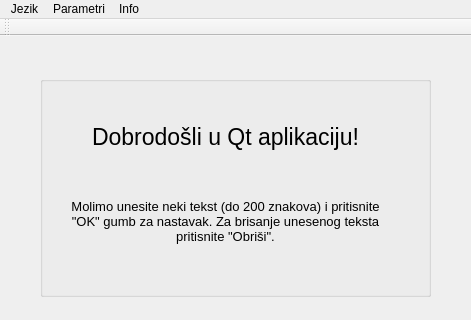
This is QtMainWindowApp/mainwindow.ui in DamiaNova/PraksaLjeto2018 as Qt 5 draws it before an edit; both pictures show x 0 to 471 and y 0 to 320 of the 471 by 538 pixel window. The edited form follows.
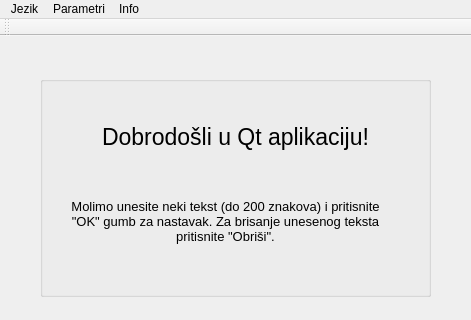
This is the edited form.

The edit to the form file:
```diff
--- a/QtMainWindowApp/mainwindow.ui
+++ b/QtMainWindowApp/mainwindow.ui
@@ -32,9 +32,9 @@
     <widget class="QLabel" name="Naslov">
      <property name="geometry">
       <rect>
-       <x>20</x>
+       <x>10</x>
        <y>30</y>
-       <width>331</width>
+       <width>371</width>
        <height>61</height>
       </rect>
      </property>
```
Left out of the diff: 4 changed lines with no effect on the pictures.
